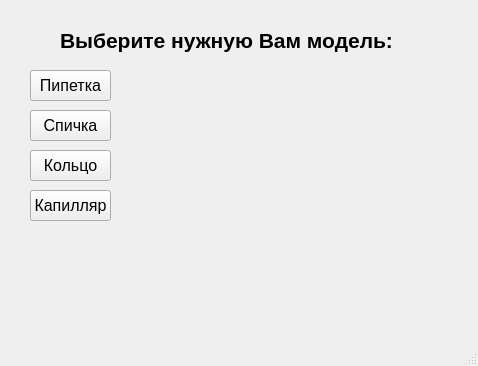
weplok/Surface-tension-app, file ui/mainUi.ui: the form before one commit.
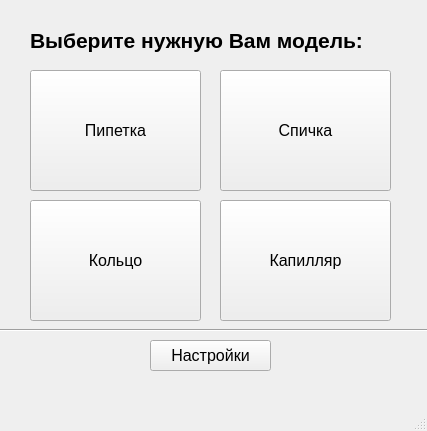
The form after the commit.

Commit message: Add settings-menu, update mainUi

Patch:
```diff
--- a/ui/mainUi.ui
+++ b/ui/mainUi.ui
@@ -6,10 +6,22 @@
    <rect>
     <x>0</x>
     <y>0</y>
-    <width>478</width>
-    <height>366</height>
+    <width>427</width>
+    <height>431</height>
    </rect>
   </property>
+  <property name="minimumSize">
+   <size>
+    <width>427</width>
+    <height>431</height>
+   </size>
+  </property>
+  <property name="maximumSize">
+   <size>
+    <width>427</width>
+    <height>431</height>
+   </size>
+  </property>
   <property name="windowTitle">
    <string>MainWindow</string>
   </property>
@@ -17,7 +29,7 @@
    <widget class="QLabel" name="label">
     <property name="geometry">
      <rect>
-      <x>60</x>
+      <x>30</x>
       <y>0</y>
       <width>361</width>
       <height>81</height>
@@ -39,8 +51,8 @@
      <rect>
       <x>30</x>
       <y>70</y>
-      <width>81</width>
-      <height>31</height>
+      <width>171</width>
+      <height>121</height>
      </rect>
     </property>
     <property name="font">
@@ -55,10 +67,10 @@
    <widget class="QPushButton" name="spichka">
     <property name="geometry">
      <rect>
-      <x>30</x>
-      <y>110</y>
-      <width>81</width>
-      <height>31</height>
+      <x>220</x>
+      <y>70</y>
+      <width>171</width>
+      <height>121</height>
      </rect>
     </property>
     <property name="font">
@@ -74,9 +86,9 @@
     <property name="geometry">
      <rect>
       <x>30</x>
-      <y>150</y>
-      <width>81</width>
-      <height>31</height>
+      <y>200</y>
+      <width>171</width>
+      <height>121</height>
      </rect>
     </property>
     <property name="font">
@@ -91,10 +103,10 @@
    <widget class="QPushButton" name="kapillar">
     <property name="geometry">
      <rect>
-      <x>30</x>
-      <y>190</y>
-      <width>81</width>
-      <height>31</height>
+      <x>220</x>
+      <y>200</y>
+      <width>171</width>
+      <height>121</height>
      </rect>
     </property>
     <property name="font">
@@ -106,6 +118,37 @@
      <string>Капилляр</string>
     </property>
    </widget>
+   <widget class="Line" name="line">
+    <property name="geometry">
+     <rect>
+      <x>0</x>
+      <y>320</y>
+      <width>431</width>
+      <height>20</height>
+     </rect>
+    </property>
+    <property name="orientation">
+     <enum>Qt::Horizontal</enum>
+    </property>
+   </widget>
+   <widget class="QPushButton" name="settings">
+    <property name="geometry">
+     <rect>
+      <x>150</x>
+      <y>340</y>
+      <width>121</width>
+      <height>31</height>
+     </rect>
+    </property>
+    <property name="font">
+     <font>
+      <pointsize>12</pointsize>
+     </font>
+    </property>
+    <property name="text">
+     <string>Настройки</string>
+    </property>
+   </widget>
   </widget>
   <widget class="QMenuBar" name="menubar">
    <property name="geometry">
```
Left out of the diff: 2 changed lines with no effect on the pictures. The commit also changes 6 other files.
